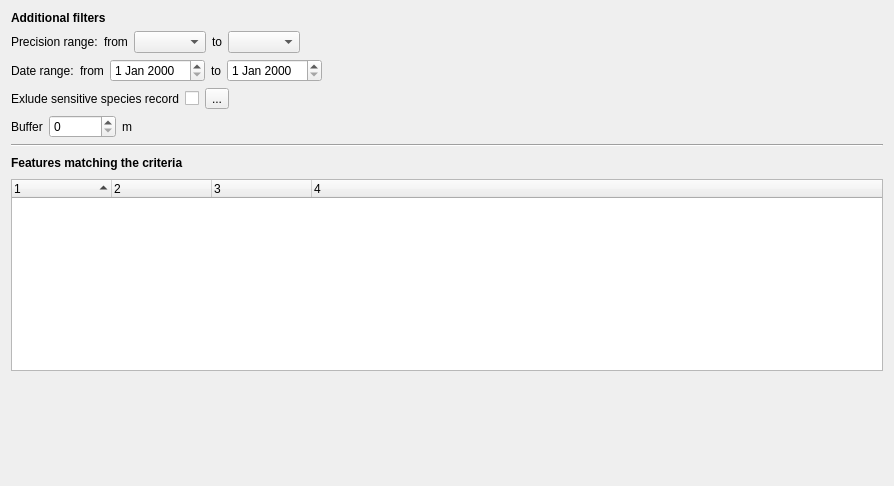
This is ui_filter.ui in lutraconsulting/qgis-nnpa-reporting as Qt 5 draws it before an edit. The edited form follows.
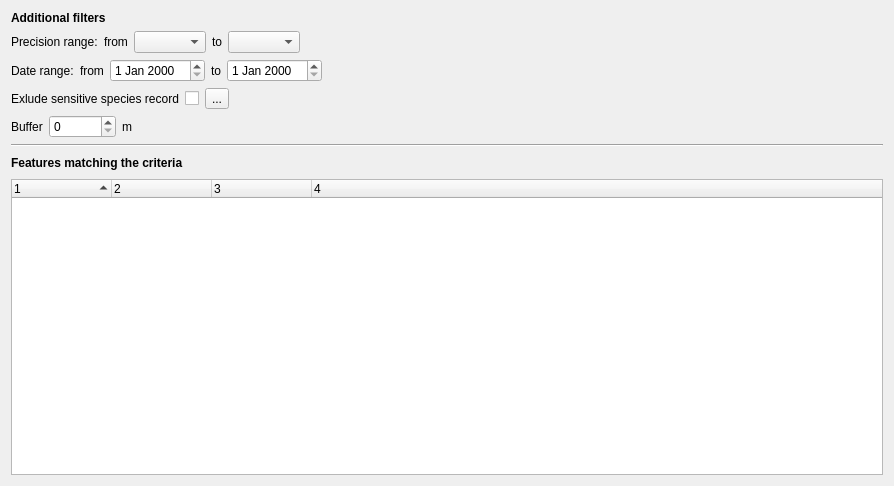
This is the edited form.

Commit message: fix ui - rm vertical spacer

Diff of the .ui file:
```diff
--- a/ui_filter.ui
+++ b/ui_filter.ui
@@ -297,12 +297,6 @@
      <property name="columnCount">
       <number>4</number>
      </property>
-     <attribute name="headerCascadingSectionResizes">
-      <bool>true</bool>
-     </attribute>
-     <attribute name="headerMinimumSectionSize">
-      <number>70</number>
-     </attribute>
      <column>
       <property name="text">
        <string notr="true">1</string>
@@ -325,19 +319,6 @@
      </column>
     </widget>
    </item>
-   <item>
-    <spacer name="verticalSpacer">
-     <property name="orientation">
-      <enum>Qt::Vertical</enum>
-     </property>
-     <property name="sizeHint" stdset="0">
-      <size>
-       <width>20</width>
-       <height>40</height>
-      </size>
-     </property>
-    </spacer>
-   </item>
   </layout>
  </widget>
  <resources/>
```
